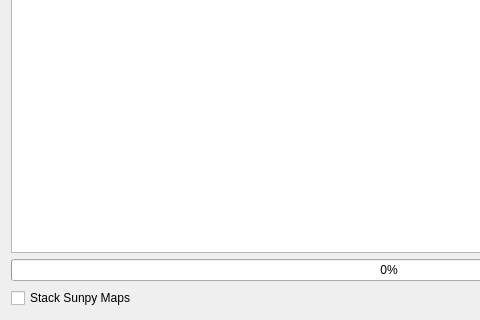
Old version of the form glue_solar/core/sunpy_maps/sunpy_map_loader.ui in the repository glue-viz/glue-solar; both pictures show x 0 to 480 and y 402 to 722 of the 778 by 722 pixel window.
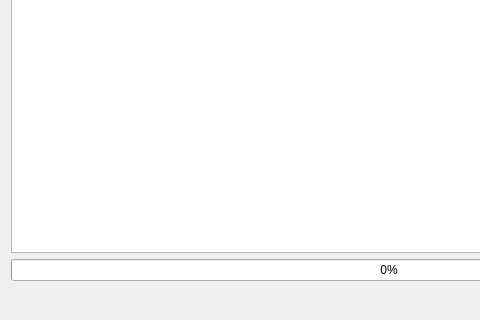
New version of the form.

Commit message: Fix that fancy SunPy map directory importer

Diff of the .ui file:
```diff
--- a/glue_solar/core/sunpy_maps/sunpy_map_loader.ui
+++ b/glue_solar/core/sunpy_maps/sunpy_map_loader.ui
@@ -98,16 +98,6 @@
      </item>
      <item>
       <layout class="QHBoxLayout" name="horizontalLayout_4">
-       <item>
-        <widget class="QCheckBox" name="stack">
-         <property name="toolTip">
-          <string extracomment="When loading multiple SunPy Map files, stack the arrays."/>
-         </property>
-         <property name="text">
-          <string>Stack Sunpy Maps</string>
-         </property>
-        </widget>
-       </item>
        <item>
         <spacer name="horizontalSpacer">
          <property name="orientation">
```
Left out of the diff: 2 changed lines with no effect on the pictures. The commit also changes 2 other files.
